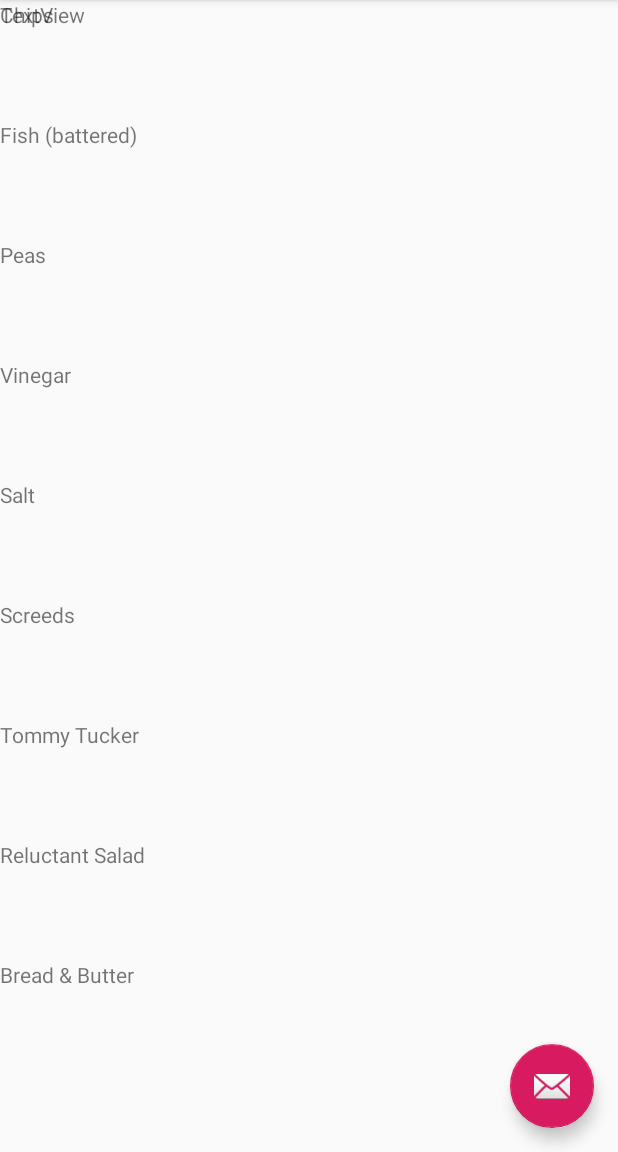
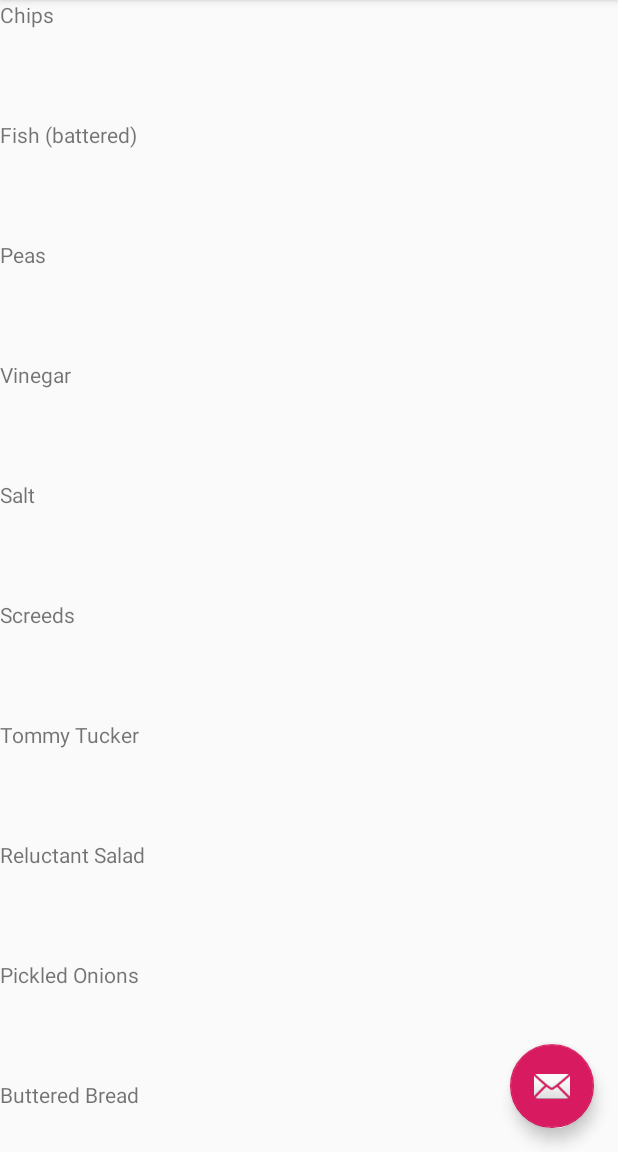
Before and after one commit to pjenkin/AndroidTutorial15ListView45, an Android app: the screen it shows after launch (MainActivity), on a phone screen of 412 x 824 dp, the part 84-1236 px from its top. Run offline under Robolectric (Android 15) with nearby library versions, the phone set to English and light mode, and no system bars.

Commit message:
45 Redundant TextView removed from main activity

```diff
--- a/app/src/main/java/com/example/listview45/MainActivity.java
+++ b/app/src/main/java/com/example/listview45/MainActivity.java
@@ -44,7 +44,8 @@ public class MainActivity extends AppCompatActivity {
         });
 
 
-        String[] foods = {"Chips","Fish (battered)","Peas","Vinegar","Salt","Screeds", "Tommy Tucker", "Reluctant Salad", "Bread & Butter"};
+        String[] foods = {"Chips","Fish (battered)","Peas","Vinegar","Salt","Screeds",
+                "Tommy Tucker", "Reluctant Salad", "Pickled Onions", "Buttered Bread"};
         // simple form of list data, starting with plain strings - need to be turned into list items
         // adapter to turn array members to list items
 
--- a/app/src/main/res/layout/content_main.xml
+++ b/app/src/main/res/layout/content_main.xml
@@ -9,12 +9,6 @@
     tools:context=".MainActivity"
     tools:showIn="@layout/activity_main">
 
-    <TextView
-        android:id="@+id/pnj_text_view"
-        android:layout_width="wrap_content"
-        android:layout_height="wrap_content"
-        android:text="TextView" />
-
     <android.support.v7.widget.RecyclerView
         android:id="@+id/pnjRecyclerView"
         android:layout_width="match_parent"
```
